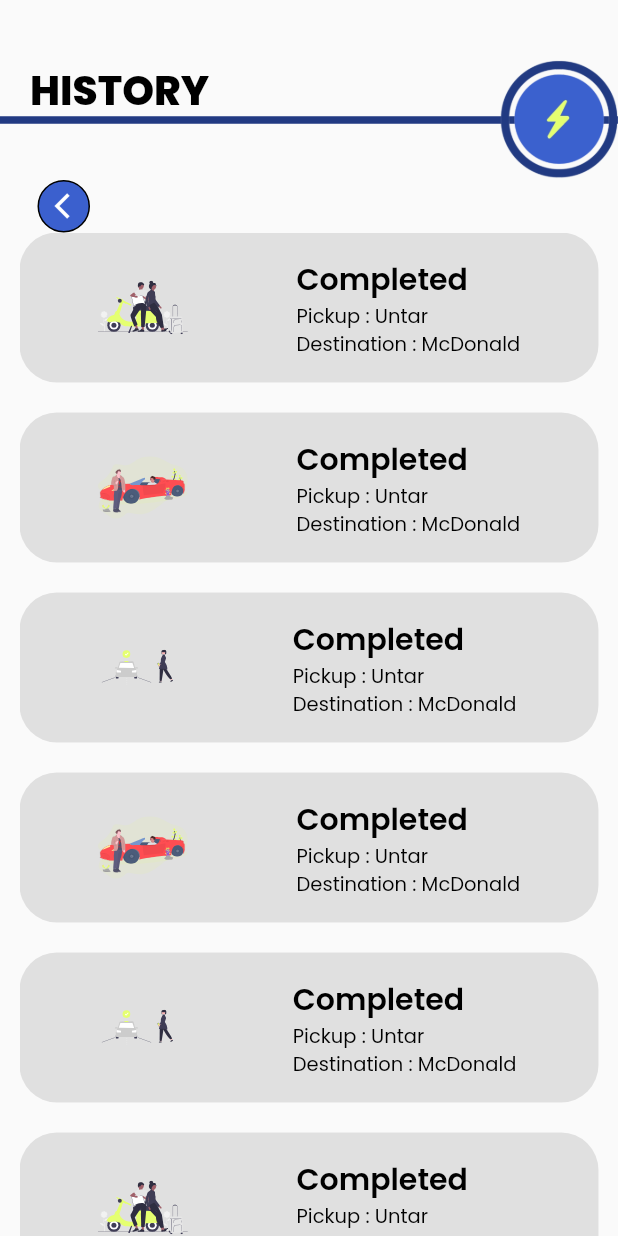
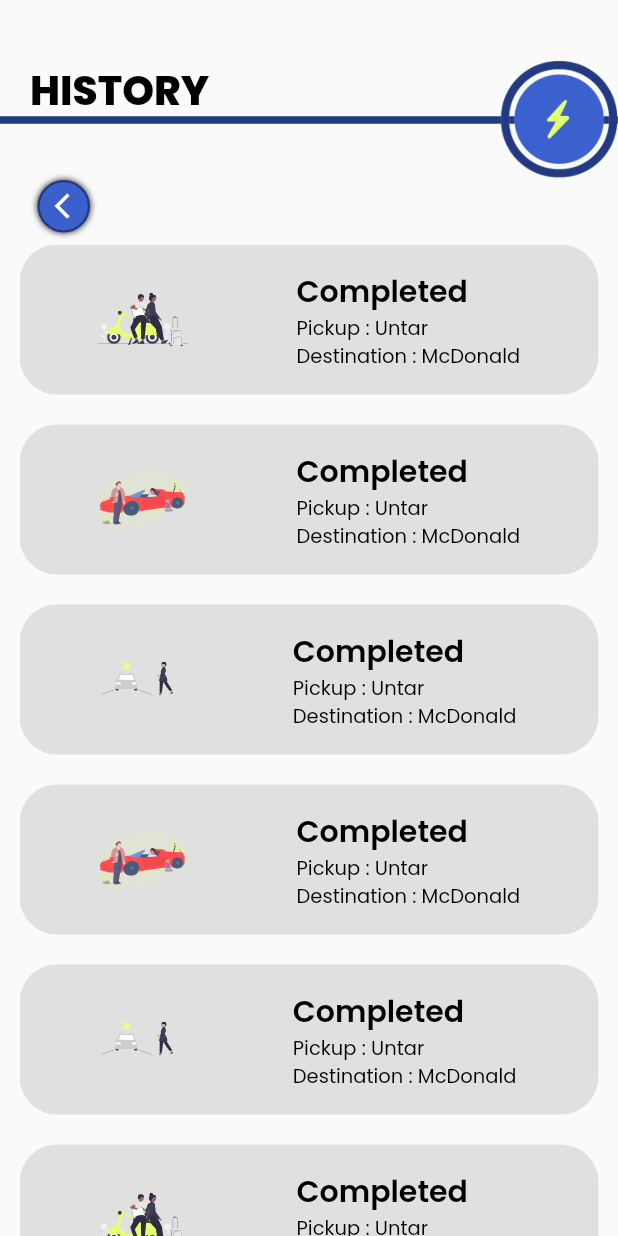
Before and after one commit to Ceee17/Online_Transportation, a Flutter app: the HistoryPage screen opened by its route, on a phone screen of 412 x 824 dp. Run offline on Flutter 3.47's test engine with Material 2 defaults, Android fonts, the phone set to English and light mode, and no system bars; our stand-ins replace carousel_slider, cloud_firestore, firebase_auth, firebase_core, firebase_database, flutter_svg and 3 more; missing offline and left inert: flutter_custom_dialog; accounts and stored records are empty.

Commit message:
update warna pada back button, +  boxshadow

```diff
--- a/lib/pages/template/back-button.dart
+++ b/lib/pages/template/back-button.dart
@@ -13,14 +13,22 @@ class BackBtn extends StatelessWidget {
         padding: const EdgeInsets.only(
           left: 25,
           top: 0,
+          bottom: 8,
         ),
         child: Container(
           width: 35,
           height: 35,
           decoration: BoxDecoration(
+            boxShadow: [
+              BoxShadow(
+                spreadRadius: 0.4,
+                blurRadius: 3,
+                color: Colors.black.withOpacity(0.8),
+              ),
+            ],
             border: Border.all(
-              width: 1,
-              color: Colors.black,
+              width: 1.5,
+              color: Color(0xFF213A82),
             ),
             shape: BoxShape.circle,
             color: Color(0xFF3B60CE),
```
